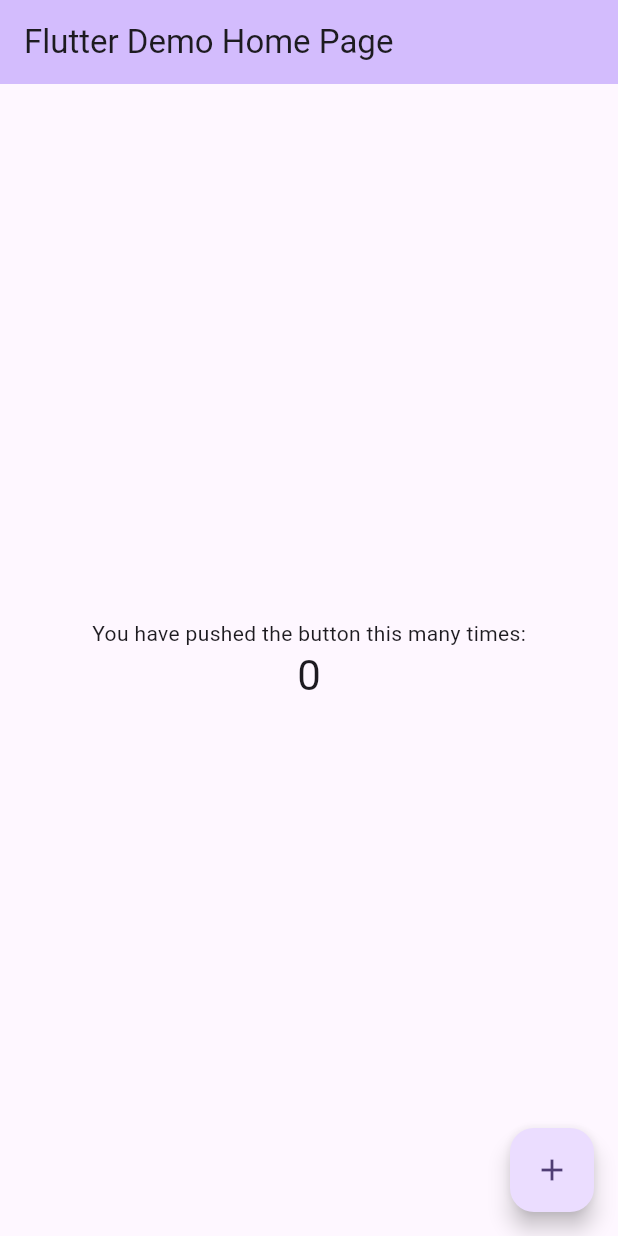
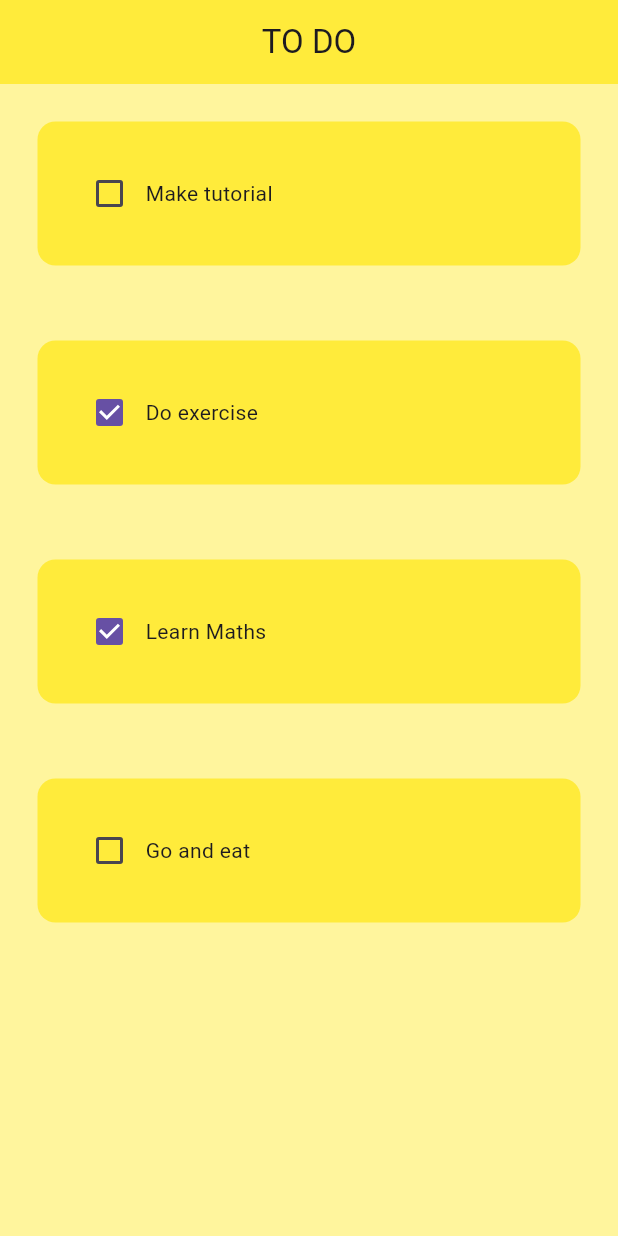
Before and after one commit to CheychouJunior/ToDo-app, a Flutter app: the screen it shows after launch, on a phone screen of 412 x 824 dp. Run offline on Flutter 3.47's test engine with Material 3 defaults, Android fonts, the phone set to English and light mode, and no system bars.

Commit message:
ToDoTile created and almost finished

```diff
--- a/lib/main.dart
+++ b/lib/main.dart
@@ -1,4 +1,5 @@
 import 'package:flutter/material.dart';
+import 'package:todo_app/pages/home_page.dart';
 
 void main() {
   runApp(const MyApp());
@@ -7,119 +8,12 @@ void main() {
 class MyApp extends StatelessWidget {
   const MyApp({super.key});
 
-  // This widget is the root of your application.
   @override
   Widget build(BuildContext context) {
     return MaterialApp(
-      title: 'Flutter Demo',
-      theme: ThemeData(
-        // This is the theme of your application.
-        //
-        // TRY THIS: Try running your application with "flutter run". You'll see
-        // the application has a purple toolbar. Then, without quitting the app,
-        // try changing the seedColor in the colorScheme below to Colors.green
-        // and then invoke "hot reload" (save your changes or press the "hot
-        // reload" button in a Flutter-supported IDE, or press "r" if you used
-        // the command line to start the app).
-        //
-        // Notice that the counter didn't reset back to zero; the application
-        // state is not lost during the reload. To reset the state, use hot
-        // restart instead.
-        //
-        // This works for code too, not just values: Most code changes can be
-        // tested with just a hot reload.
-        colorScheme: ColorScheme.fromSeed(seedColor: Colors.deepPurple),
-        useMaterial3: true,
-      ),
-      home: const MyHomePage(title: 'Flutter Demo Home Page'),
+      debugShowCheckedModeBanner: false,
+      theme: ThemeData(primarySwatch: Colors.yellow),
+      home: HomePage(),
     );
   }
 }
-
-class MyHomePage extends StatefulWidget {
-  const MyHomePage({super.key, required this.title});
-
-  // This widget is the home page of your application. It is stateful, meaning
-  // that it has a State object (defined below) that contains fields that affect
-  // how it looks.
-
-  // This class is the configuration for the state. It holds the values (in this
-  // case the title) provided by the parent (in this case the App widget) and
-  // used by the build method of the State. Fields in a Widget subclass are
-  // always marked "final".
-
-  final String title;
-
-  @override
-  State<MyHomePage> createState() => _MyHomePageState();
-}
-
-class _MyHomePageState extends State<MyHomePage> {
-  int _counter = 0;
-
-  void _incrementCounter() {
-    setState(() {
-      // This call to setState tells the Flutter framework that something has
-      // changed in this State, which causes it to rerun the build method below
-      // so that the display can reflect the updated values. If we changed
-      // _counter without calling setState(), then the build method would not be
-      // called again, and so nothing would appear to happen.
-      _counter++;
-    });
-  }
-
-  @override
-  Widget build(BuildContext context) {
-    // This method is rerun every time setState is called, for instance as done
-    // by the _incrementCounter method above.
-    //
-    // The Flutter framework has been optimized to make rerunning build methods
-    // fast, so that you can just rebuild anything that needs updating rather
-    // than having to individually change instances of widgets.
-    return Scaffold(
-      appBar: AppBar(
-        // TRY THIS: Try changing the color here to a specific color (to
-        // Colors.amber, perhaps?) and trigger a hot reload to see the AppBar
-        // change color while the other colors stay the same.
-        backgroundColor: Theme.of(context).colorScheme.inversePrimary,
-        // Here we take the value from the MyHomePage object that was created by
-        // the App.build method, and use it to set our appbar title.
-        title: Text(widget.title),
-      ),
-      body: Center(
-        // Center is a layout widget. It takes a single child and positions it
-        // in the middle of the parent.
-        child: Column(
-          // Column is also a layout widget. It takes a list of children and
-          // arranges them vertically. By default, it sizes itself to fit its
-          // children horizontally, and tries to be as tall as its parent.
-          //
-          // Column has various properties to control how it sizes itself and
-          // how it positions its children. Here we use mainAxisAlignment to
-          // center the children vertically; the main axis here is the vertical
-          // axis because Columns are vertical (the cross axis would be
-          // horizontal).
-          //
-          // TRY THIS: Invoke "debug painting" (choose the "Toggle Debug Paint"
-          // action in the IDE, or press "p" in the console), to see the
-          // wireframe for each widget.
-          mainAxisAlignment: MainAxisAlignment.center,
-          children: <Widget>[
-            const Text(
-              'You have pushed the button this many times:',
-            ),
-            Text(
-              '$_counter',
-              style: Theme.of(context).textTheme.headlineMedium,
-            ),
-          ],
-        ),
-      ),
-      floatingActionButton: FloatingActionButton(
-        onPressed: _incrementCounter,
-        tooltip: 'Increment',
-        child: const Icon(Icons.add),
-      ), // This trailing comma makes auto-formatting nicer for build methods.
-    );
-  }
-}
--- /dev/null
+++ b/lib/pages/home_page.dart
@@ -0,0 +1,47 @@
+import "package:flutter/material.dart";
+import "package:todo_app/util/todo_tile.dart";
+
+class HomePage extends StatefulWidget {
+  const HomePage({super.key});
+
+  @override
+  State<HomePage> createState() => _HomePageState();
+}
+
+class _HomePageState extends State<HomePage> {
+  @override
+  Widget build(BuildContext context) {
+    return Scaffold(
+      backgroundColor: Colors.yellow[200],
+      appBar: AppBar(
+        backgroundColor: Colors.yellow,
+        title: Center(child: Text("TO DO")),
+        elevation: 0,
+      ),
+      body: ListView(
+        children: [
+          ToDoTile(
+            taskName: "Make tutorial",
+            taskCompleted: false,
+            onChanged: (p0) {},
+          ),
+          ToDoTile(
+            taskName: "Do exercise",
+            taskCompleted: true,
+            onChanged: (p0) {},
+          ),
+          ToDoTile(
+            taskName: "Learn Maths",
+            taskCompleted: true,
+            onChanged: (p0) {},
+          ),
+          ToDoTile(
+            taskName: "Go and eat",
+            taskCompleted: false,
+            onChanged: (p0) {},
+          ),
+        ],
+      ),
+    );
+  }
+}
--- /dev/null
+++ b/lib/util/todo_tile.dart
@@ -0,0 +1,36 @@
+import "package:flutter/material.dart";
+
+class ToDoTile extends StatelessWidget {
+  final String taskName;
+  final bool taskCompleted;
+  Function(bool?)? onChanged;
+
+  ToDoTile(
+      {super.key,
+      required this.taskName,
+      required this.taskCompleted,
+      required this.onChanged});
+
+  @override
+  Widget build(BuildContext context) {
+    return Padding(
+      padding: const EdgeInsets.all(25),
+      child: Container(
+        padding: EdgeInsets.all(24),
+        child: Row(
+          children: [
+            // checkbox
+            Checkbox(value: taskCompleted, onChanged: onChanged),
+
+            // Task name
+            Text(taskName),
+          ],
+        ),
+        decoration: BoxDecoration(
+          color: Colors.yellow,
+          borderRadius: BorderRadius.circular(12),
+        ),
+      ),
+    );
+  }
+}
```
